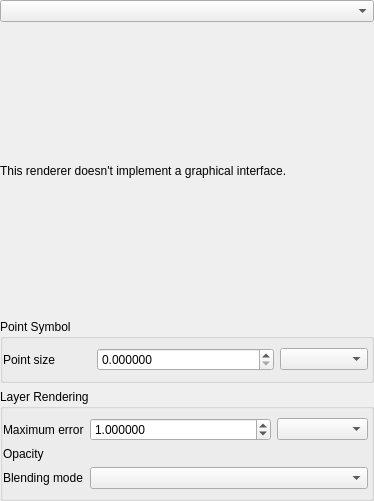
Before: the Qt Designer form src/ui/pointcloud/qgspointcloudrendererpropsdialogbase.ui in qgis/QGIS, drawn with Qt 5.
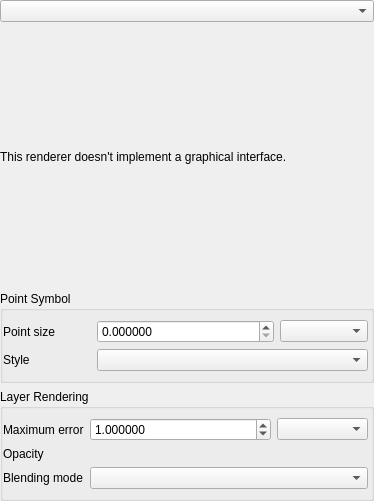
After: the same form once the commit is applied. Custom widgets are drawn as their Qt base class.

Commit message:
Add choice of point style for 2d point cloud renders
Options are Square or Circle shapes

What changed in the file:
```diff
--- a/src/ui/pointcloud/qgspointcloudrendererpropsdialogbase.ui
+++ b/src/ui/pointcloud/qgspointcloudrendererpropsdialogbase.ui
@@ -138,6 +138,16 @@
               </property>
              </widget>
             </item>
+            <item row="1" column="0">
+             <widget class="QLabel" name="label_2">
+              <property name="text">
+               <string>Style</string>
+              </property>
+             </widget>
+            </item>
+            <item row="1" column="1" colspan="3">
+             <widget class="QComboBox" name="mPointStyleComboBox"/>
+            </item>
            </layout>
           </widget>
          </item>
```
Left out of the diff: 20 changed lines with no effect on the pictures. The commit also changes 9 other files.
